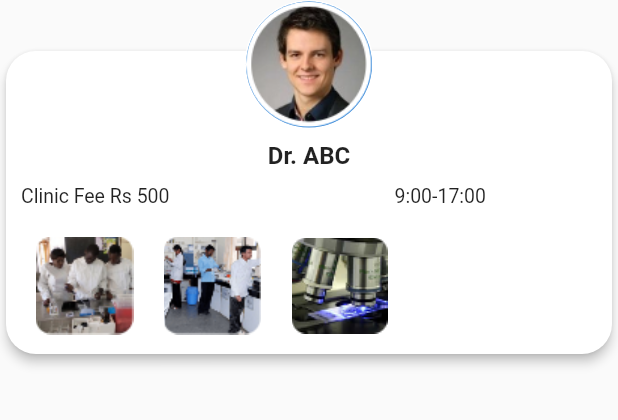
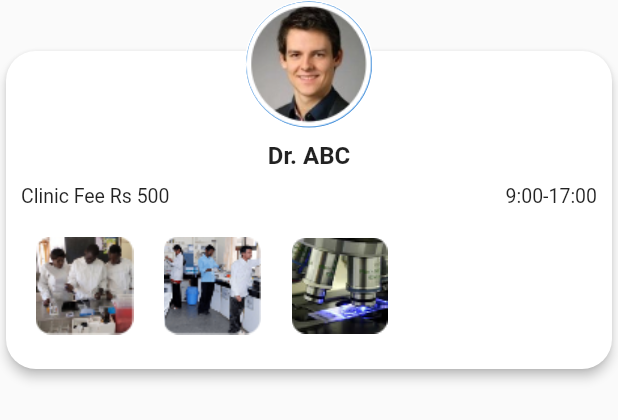
Before and after one commit to suhani221/Pawsitive-Flutter-App, a Flutter app: what card() shows on an empty page, opened directly, on a phone screen of 412 x 824 dp. Shown: the top 420 px of the screen. Run offline on Flutter 3.47's test engine with Material 2 defaults, Android fonts, the phone set to English and light mode, and no system bars; our stand-ins replace carousel_slider, convex_bottom_bar, flutter_map, flutter_svg, latlong2.

Commit message:
Update card.dart

```diff
--- a/lib/GlobalCustomWidgets/card.dart
+++ b/lib/GlobalCustomWidgets/card.dart
@@ -20,7 +20,7 @@ class _cardState extends State<card> {
         Container(
           margin: const EdgeInsets.only(top: 30),
           width: double.infinity,
-          height: 210,
+          height: 220,
           child: Card(
               elevation: 3,
               shape: RoundedRectangleBorder(
@@ -37,9 +37,9 @@ class _cardState extends State<card> {
                         const Text("Dr. ABC", style: TextStyle(fontSize: 16, fontWeight: FontWeight.bold),),
                         const SizedBox(height: 10,),
                         Row(
+                          mainAxisAlignment: MainAxisAlignment.spaceBetween,
                           children: const [
                             Text("Clinic Fee Rs 500", style: TextStyle(fontSize: 13, fontWeight: FontWeight.normal),),
-                            SizedBox(width: 150,),
                             Text("9:00-17:00", style: TextStyle(fontSize: 13, fontWeight: FontWeight.normal),),
                           ],
                         ),
```
